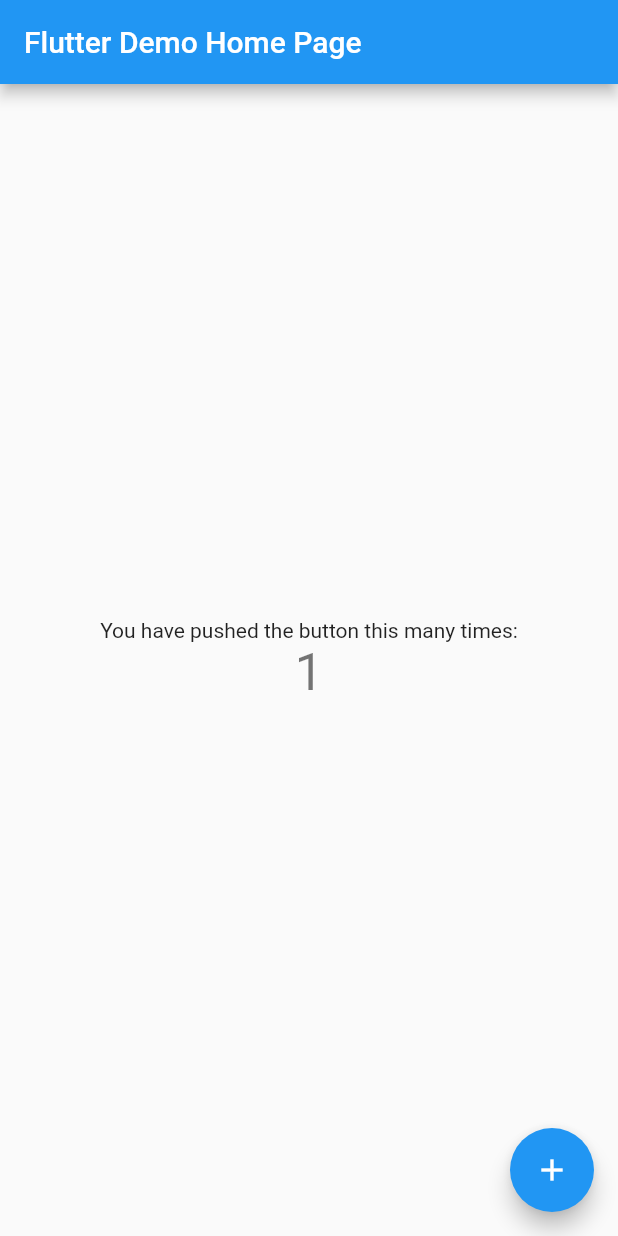
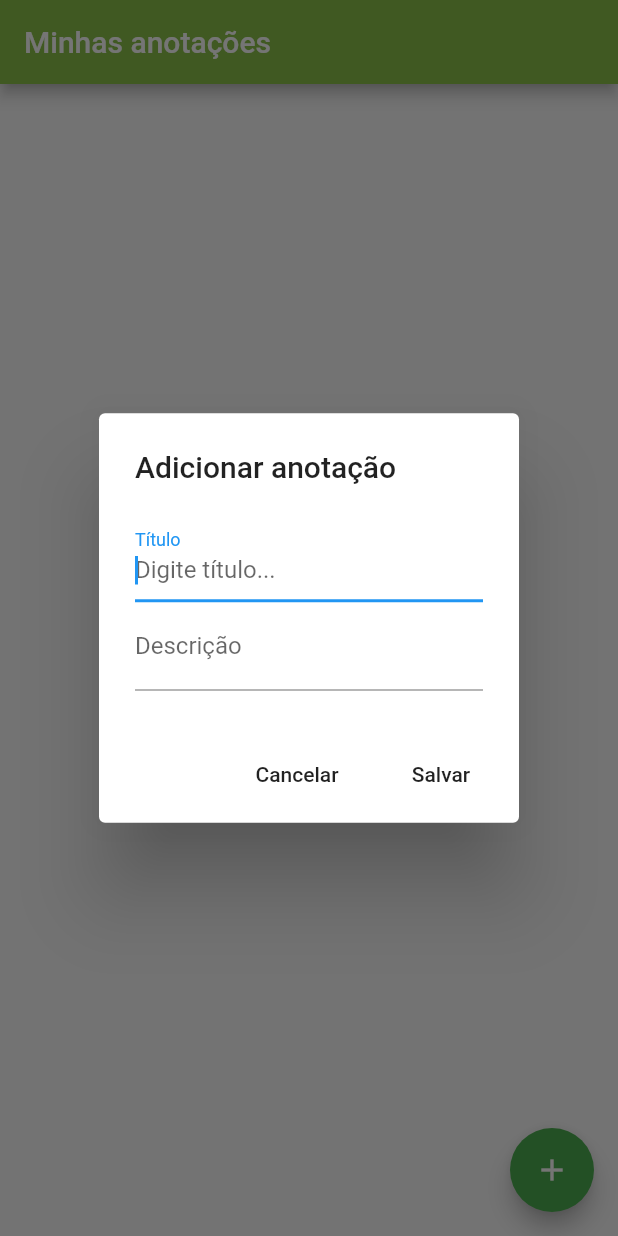
Before and after one commit to Lukerabr/minhas_anotacoes, a Flutter app: the screen it shows after launch, after a tap on the "add" icon, on a phone screen of 412 x 824 dp. Run offline on Flutter 3.47's test engine with Material 2 defaults, Android fonts, the phone set to English and light mode, and no system bars.

```diff
--- /dev/null
+++ b/lib/Home.dart
@@ -0,0 +1,80 @@
+import 'package:flutter/material.dart';
+
+class Home extends StatefulWidget {
+  const Home({Key? key}) : super(key: key);
+
+  @override
+  _HomeState createState() => _HomeState();
+}
+
+class _HomeState extends State<Home> {
+
+  TextEditingController _tituloController = TextEditingController();
+  TextEditingController _descricaoController = TextEditingController();
+
+  _exibirTelaCadastro(){
+
+    showDialog(
+        context: context,
+        builder: (context){
+          return AlertDialog(
+            title: Text("Adicionar anotação"),
+            content: Column(
+              mainAxisSize: MainAxisSize.min,
+              children: [
+                TextField(
+                  controller: _tituloController,
+                  autofocus: true,
+                  decoration: InputDecoration(
+                    labelText: "Título",
+                    hintText: "Digite título..."
+                  ),
+                ),
+                TextField(
+                  controller: _descricaoController,
+                  decoration: InputDecoration(
+                      labelText: "Descrição",
+                      hintText: "Digite descrição..."
+                  ),
+                )
+              ],
+            ),
+            actions: [
+              FlatButton(
+                  onPressed: ()=> Navigator.pop(context),
+                  child: Text("Cancelar")
+              ),
+              FlatButton(
+                  onPressed: (){
+
+                    //SALVAR
+                    Navigator.pop(context);
+                  },
+                  child: Text("Salvar")
+              )
+            ],
+          );
+        }
+    );
+
+  }
+
+  @override
+  Widget build(BuildContext context) {
+    return Scaffold(
+      appBar: AppBar(
+        title: Text("Minhas anotações"),
+        backgroundColor: Colors.lightGreen,
+      ),
+      body: Container(),
+      floatingActionButton: FloatingActionButton(
+        backgroundColor: Colors.green,
+        foregroundColor: Colors.white,
+        child: Icon(Icons.add),
+        onPressed: (){
+          _exibirTelaCadastro();
+        },
+      ),
+    );
+  }
+}
--- a/lib/main.dart
+++ b/lib/main.dart
@@ -1,113 +1,9 @@
 import 'package:flutter/material.dart';
+import 'Home.dart';
 
 void main() {
-  runApp(MyApp());
+  runApp(MaterialApp(
+    home: Home(),
+    debugShowCheckedModeBanner: false,
+  ));
 }
-
-class MyApp extends StatelessWidget {
-  // This widget is the root of your application.
-  @override
-  Widget build(BuildContext context) {
-    return MaterialApp(
-      title: 'Flutter Demo',
-      theme: ThemeData(
-        // This is the theme of your application.
-        //
-        // Try running your application with "flutter run". You'll see the
-        // application has a blue toolbar. Then, without quitting the app, try
-        // changing the primarySwatch below to Colors.green and then invoke
-        // "hot reload" (press "r" in the console where you ran "flutter run",
-        // or simply save your changes to "hot reload" in a Flutter IDE).
-        // Notice that the counter didn't reset back to zero; the application
-        // is not restarted.
-        primarySwatch: Colors.blue,
-      ),
-      home: MyHomePage(title: 'Flutter Demo Home Page'),
-    );
-  }
-}
-
-class MyHomePage extends StatefulWidget {
-  MyHomePage({Key? key, required this.title}) : super(key: key);
-
-  // This widget is the home page of your application. It is stateful, meaning
-  // that it has a State object (defined below) that contains fields that affect
-  // how it looks.
-
-  // This class is the configuration for the state. It holds the values (in this
-  // case the title) provided by the parent (in this case the App widget) and
-  // used by the build method of the State. Fields in a Widget subclass are
-  // always marked "final".
-
-  final String title;
-
-  @override
-  _MyHomePageState createState() => _MyHomePageState();
-}
-
-class _MyHomePageState extends State<MyHomePage> {
-  int _counter = 0;
-
-  void _incrementCounter() {
-    setState(() {
-      // This call to setState tells the Flutter framework that something has
-      // changed in this State, which causes it to rerun the build method below
-      // so that the display can reflect the updated values. If we changed
-      // _counter without calling setState(), then the build method would not be
-      // called again, and so nothing would appear to happen.
-      _counter++;
-    });
-  }
-
-  @override
-  Widget build(BuildContext context) {
-    // This method is rerun every time setState is called, for instance as done
-    // by the _incrementCounter method above.
-    //
-    // The Flutter framework has been optimized to make rerunning build methods
-    // fast, so that you can just rebuild anything that needs updating rather
-    // than having to individually change instances of widgets.
-    return Scaffold(
-      appBar: AppBar(
-        // Here we take the value from the MyHomePage object that was created by
-        // the App.build method, and use it to set our appbar title.
-        title: Text(widget.title),
-      ),
-      body: Center(
-        // Center is a layout widget. It takes a single child and positions it
-        // in the middle of the parent.
-        child: Column(
-          // Column is also a layout widget. It takes a list of children and
-          // arranges them vertically. By default, it sizes itself to fit its
-          // children horizontally, and tries to be as tall as its parent.
-          //
-          // Invoke "debug painting" (press "p" in the console, choose the
-          // "Toggle Debug Paint" action from the Flutter Inspector in Android
-          // Studio, or the "Toggle Debug Paint" command in Visual Studio Code)
-          // to see the wireframe for each widget.
-          //
-          // Column has various properties to control how it sizes itself and
-          // how it positions its children. Here we use mainAxisAlignment to
-          // center the children vertically; the main axis here is the vertical
-          // axis because Columns are vertical (the cross axis would be
-          // horizontal).
-          mainAxisAlignment: MainAxisAlignment.center,
-          children: <Widget>[
-            Text(
-              'You have pushed the button this many times:',
-            ),
-            Text(
-              '$_counter',
-              style: Theme.of(context).textTheme.headline4,
-            ),
-          ],
-        ),
-      ),
-      floatingActionButton: FloatingActionButton(
-        onPressed: _incrementCounter,
-        tooltip: 'Increment',
-        child: Icon(Icons.add),
-      ), // This trailing comma makes auto-formatting nicer for build methods.
-    );
-  }
-}
```
Also changed, not shown: 1 other file.
